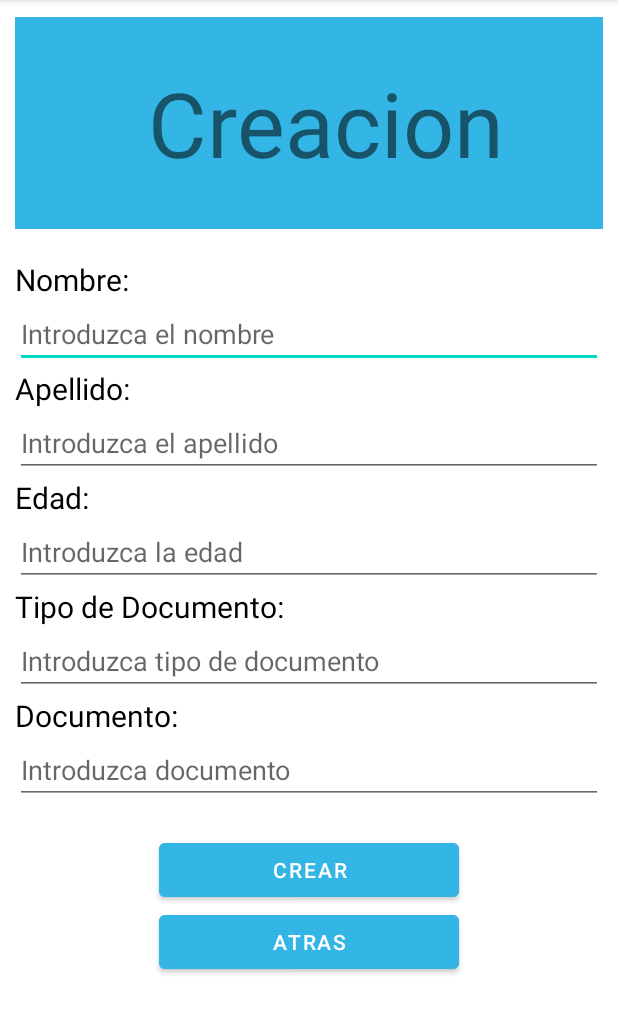
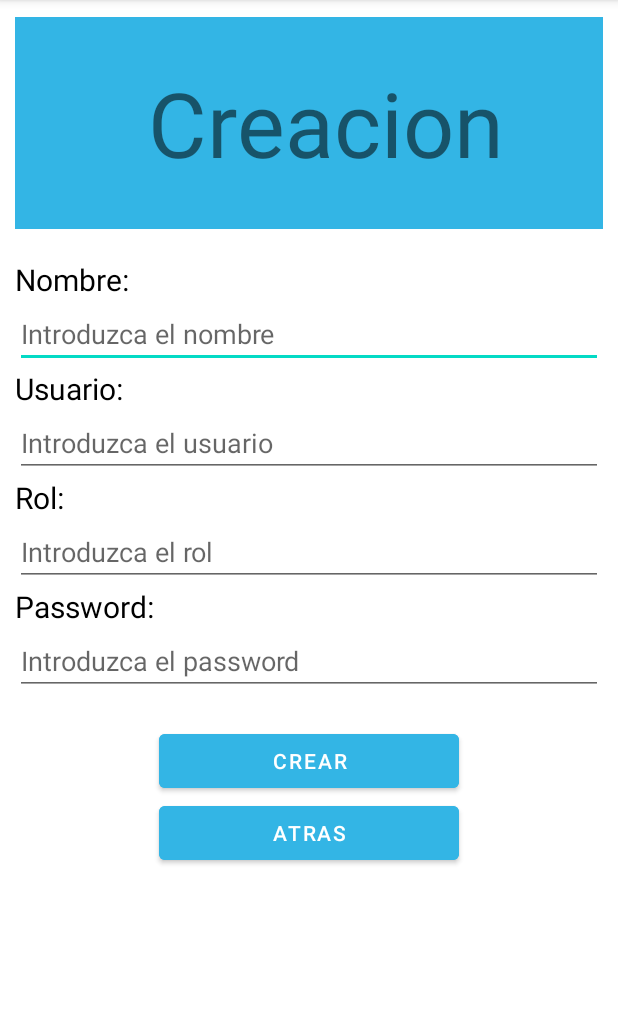
Before and after one commit to v4roah1994/Service, an Android app: the CreacionActivity screen opened directly, with no data from a screen before it, on a phone screen of 412 x 824 dp, the part 84-1118 px from its top. Run offline under Robolectric (Android 15) with nearby library versions, the phone set to English and light mode, and no system bars.

```diff
--- a/app/src/main/AndroidManifest.xml
+++ b/app/src/main/AndroidManifest.xml
@@ -13,7 +13,7 @@
         android:supportsRtl="true"
         android:theme="@style/Theme.BuscadorPersonas" >
         <activity
-            android:name=".ActualizarActivity"
+            android:name=".VisualizarActivity"
             android:exported="false" >
             <meta-data
                 android:name="android.app.lib_name"
--- a/app/src/main/java/com/example/buscadorpersonas/CreacionActivity.java
+++ b/app/src/main/java/com/example/buscadorpersonas/CreacionActivity.java
@@ -1,14 +1,80 @@
 package com.example.buscadorpersonas;
+
+import android.content.Intent;
+import android.os.Bundle;
+import android.util.Log;
+import android.widget.Button;
+import android.widget.EditText;
+import android.widget.Toast;
 
 import androidx.appcompat.app.AppCompatActivity;
 
-import android.os.Bundle;
+import com.example.buscadorpersonas.services.InfoServices;
+import com.example.buscadorpersonas.services.models.*;
+import com.example.buscadorpersonas.services.dataResponse.InfoResponse;
+
+import retrofit2.Call;
+import retrofit2.Callback;
+import retrofit2.Response;
 
 public class CreacionActivity extends AppCompatActivity {
+
+    EditText Name, UserName, Rol, Password;
+    Button Add, Back;
+    Intent intent;
+
 
     @Override
     protected void onCreate(Bundle savedInstanceState) {
         super.onCreate(savedInstanceState);
         setContentView(R.layout.activity_creacion);
+
+        Name = findViewById(R.id.eTxtNombreC);
+        UserName = findViewById(R.id.eTxtUsuarioC);
+        Rol = findViewById(R.id.eTxtRolC);
+        Password = findViewById(R.id.eTxtPasswordC);
+        Add = findViewById(R.id.btnCrear);
+        Back = findViewById(R.id.btnAtrasC);
+
+
+
+        Add.setOnClickListener(v -> {
+
+            if (Name.getText().toString().isEmpty() || UserName.getText().toString().isEmpty()|| Password.getText().toString().isEmpty() || Rol.getText().toString().isEmpty()){
+                Toast.makeText(this, "Campos vacios", Toast.LENGTH_SHORT).show();
+            }else {
+
+                createUser(new User(Name.getText().toString(), UserName.getText().toString(),Password.getText().toString(), Rol.getText().toString()));
+            }
+        });
+
+
+
+
+        Back.setOnClickListener(v -> {
+
+            intent = new Intent(this, MainActivity.class);
+            startActivity(intent);
+        });
+    }
+
+    private void createUser(User u) {
+        //Hace la petición POST
+        Call<InfoResponse> respInfo = (new InfoServices().postInfoService(u));
+        respInfo.enqueue(new Callback<InfoResponse>() {
+            @Override
+            public void onResponse(Call<InfoResponse> call, Response<InfoResponse> response) {
+
+                Log.i("Info", "Conexión satisfactoria");
+                Log.i("Info", "Usuario creado satisfactoriamente");
+            }
+
+            @Override
+            public void onFailure(Call<InfoResponse> call, Throwable t) {
+
+                Log.i("Info", "Conexión denegada");
+                Log.i("Info", t.getCause().getMessage());
+            }
+        });
     }
 }
--- a/app/src/main/res/layout/activity_creacion.xml
+++ b/app/src/main/res/layout/activity_creacion.xml
@@ -49,65 +49,49 @@
             android:id="@+id/textView6"
             android:layout_width="match_parent"
             android:layout_height="wrap_content"
-            android:text="Apellido:"
+            android:text="Usuario:"
             android:textColor="@color/black"
             android:textSize="20dp"/>
 
         <EditText
-            android:id="@+id/eTxtApellidoC"
+            android:id="@+id/eTxtUsuarioC"
             android:layout_width="match_parent"
             android:layout_height="wrap_content"
             android:ems="10"
             android:inputType="textPersonName"
-            android:hint="Introduzca el apellido" />
+            android:hint="Introduzca el usuario" />
 
         <TextView
             android:id="@+id/textView7"
             android:layout_width="match_parent"
             android:layout_height="wrap_content"
-            android:text="Edad:"
+            android:text="Rol:"
             android:textColor="@color/black"
             android:textSize="20dp"/>
 
         <EditText
-            android:id="@+id/eTxtEdadC"
+            android:id="@+id/eTxtRolC"
             android:layout_width="match_parent"
             android:layout_height="wrap_content"
             android:ems="10"
             android:inputType="textPersonName"
-            android:hint="Introduzca la edad" />
+            android:hint="Introduzca el rol" />
 
         <TextView
             android:id="@+id/textView8"
             android:layout_width="match_parent"
             android:layout_height="wrap_content"
-            android:text="Tipo de Documento:"
+            android:text="Password:"
             android:textColor="@color/black"
             android:textSize="20dp"/>
 
         <EditText
-            android:id="@+id/eTtxtTipoDocumentoC"
+            android:id="@+id/eTxtPasswordC"
             android:layout_width="match_parent"
             android:layout_height="wrap_content"
             android:ems="10"
             android:inputType="textPersonName"
-            android:hint="Introduzca tipo de documento"/>
-
-        <TextView
-            android:id="@+id/textView9"
-            android:layout_width="match_parent"
-            android:layout_height="wrap_content"
-            android:text="Documento:"
-            android:textColor="@color/black"
-            android:textSize="20dp"/>
-
-        <EditText
-            android:id="@+id/eTxtDocumentoC"
-            android:layout_width="match_parent"
-            android:layout_height="wrap_content"
-            android:ems="10"
-            android:inputType="textPersonName"
-            android:hint="Introduzca documento" />
+            android:hint="Introduzca el password"/>
 
         <Button
             android:id="@+id/btnCrear"
@@ -128,5 +112,4 @@
             android:text="Atras" />
     </LinearLayout>
 
-
 </androidx.constraintlayout.widget.ConstraintLayout>
```
Also changed, not shown: app/src/main/java/com/example/buscadorpersonas/ActualizarActivity.java (deleted, +0 -13 lines), app/src/main/java/com/example/buscadorpersonas/MainActivity.java (+83 -49 lines), app/src/main/java/com/example/buscadorpersonas/VisualizarActivity.java (added, +125 -0 lines), app/src/main/java/com/example/buscadorpersonas/services/models/InfoApi.java (+26 -11 lines), app/src/main/java/com/example/buscadorpersonas/services/models/User.java (+23 -13 lines), app/src/main/res/layout/activity_main.xml (+3 -12 lines), app/src/main/res/layout/activity_visualizar.xml (renamed from app/src/main/res/layout/activity_actualizar.xml, +7 -39 lines).
